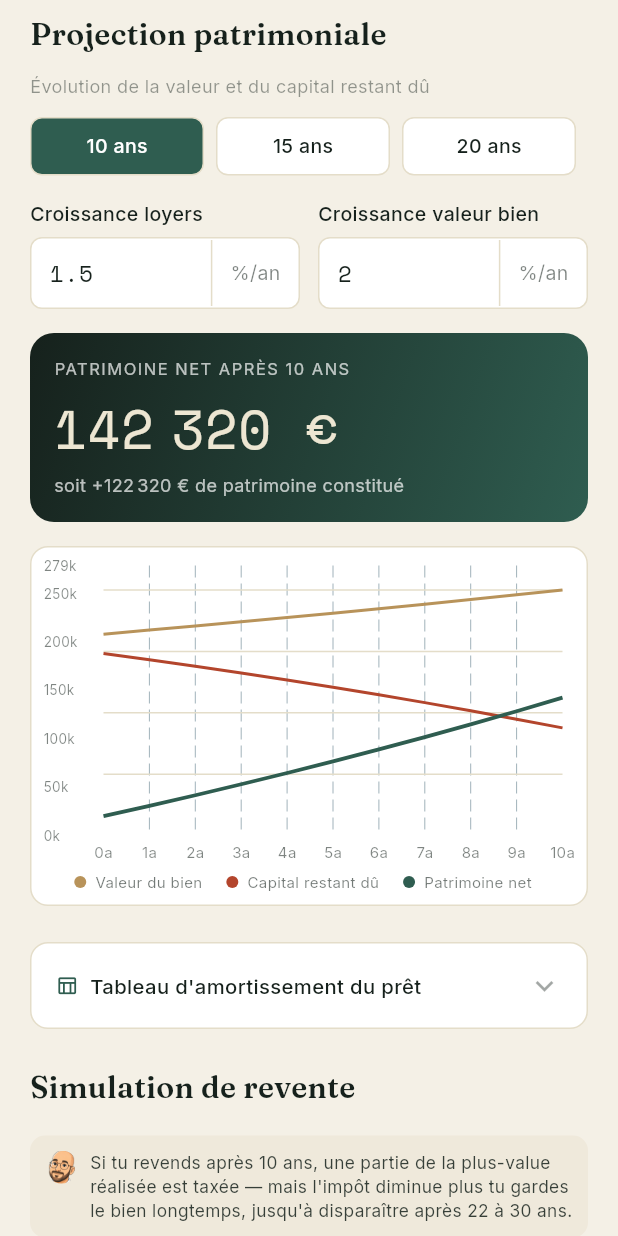
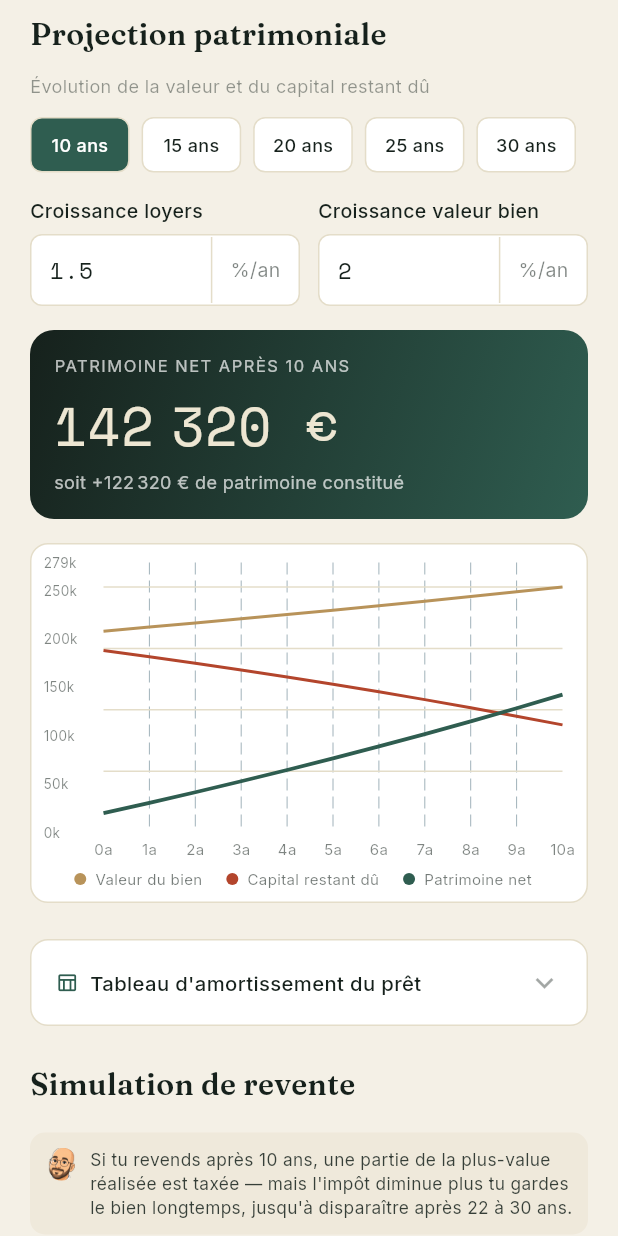
Before and after one commit to didouscossss/Didou-immo, a Flutter app: the ProjectionScreen widget shown alone on an empty page, opened directly, after a tap on an icon or button, on a phone screen of 412 x 824 dp. Run offline on Flutter 3.47's test engine with Material 3 defaults, Android fonts, the phone set to English and light mode, and no system bars; drawn by our look-alikes of fl_chart; our stand-ins replace cloud_firestore, cloud_functions, firebase_auth, firebase_core, flutter_map, google_fonts and 7 more; missing offline and left inert: dart:js_interop; accounts and stored records are empty.

Commit message:
Ajoute 25/30 ans à la projection, date d'achat sur les biens acquis
- Durées de projection patrimoniale étendues (10/15/20/25/30 ans).
- Marquer un bien "Acquis" (onglet Comparer) demande maintenant la
  date d'achat effective, préremplie si déjà renseignée ; revenir à
  "à l'étude" ne redemande rien. La date s'affiche sur la tuile.
- Cette date se propage à l'onglet Projection : nombre d'années de
  détention affiché, repère "Aujourd'hui" tracé sur le graphique
  patrimoine net/valeur/capital restant dû, et ligne mise en avant
  dans le tableau d'amortissement pour situer où on en est réellement
  dans le remboursement du prêt.
- Ajoute le français comme locale de l'app (flutter_localizations) :
  sans ça, le sélecteur de date natif affichait les mois en anglais.
  Contrainte sur `intl` relevée à ^0.20.2, imposée par cette librairie.

```diff
--- a/lib/main.dart
+++ b/lib/main.dart
@@ -1,5 +1,6 @@
 import 'package:firebase_core/firebase_core.dart';
 import 'package:flutter/material.dart';
+import 'package:flutter_localizations/flutter_localizations.dart';
 import 'package:provider/provider.dart';
 
 import 'firebase_options.dart';
@@ -44,6 +45,15 @@ class DidouImmoApp extends StatelessWidget {
           title: 'Rendement',
           debugShowCheckedModeBanner: false,
           theme: buildAppTheme(dark: state.darkMode),
+          // Sans ça, les sélecteurs de date natifs (ex. date d'achat d'un
+          // bien) s'affichaient avec les noms de mois/jours en anglais.
+          locale: const Locale('fr', 'FR'),
+          localizationsDelegates: const [
+            GlobalMaterialLocalizations.delegate,
+            GlobalWidgetsLocalizations.delegate,
+            GlobalCupertinoLocalizations.delegate,
+          ],
+          supportedLocales: const [Locale('fr', 'FR')],
           home: AppRoot(firebaseReady: firebaseReady),
         ),
       ),
--- a/lib/screens/rendement/projection_screen.dart
+++ b/lib/screens/rendement/projection_screen.dart
@@ -34,6 +34,12 @@ class _ProjectionScreenState extends State<ProjectionScreen> {
     final plusValueEquity = last.equity - first.equity;
     final revente = computePlusValue(form, core, last.valeurBien, form.dureeProjection);
     final tri = state.tri;
+    // Années écoulées depuis l'achat réel (si le bien a été marqué "acquis"
+    // avec une date, voir l'onglet Comparer) — sert de repère "aujourd'hui"
+    // sur le graphique et le tableau d'amortissement, année 0 du graphique
+    // restant la date d'achat.
+    final anneesDetention =
+        (form.achete && form.dateAchat != null) ? DateTime.now().difference(form.dateAchat!).inDays / 365.25 : null;
 
     return ListView(
       padding: const EdgeInsets.fromLTRB(20, 8, 20, 24),
@@ -43,7 +49,7 @@ class _ProjectionScreenState extends State<ProjectionScreen> {
             style: AppTextStyles.sans(fontSize: 12, color: AppColors.ink.withValues(alpha: 0.45))),
         const SizedBox(height: 12),
         Row(
-          children: [10, 15, 20].map((y) {
+          children: [10, 15, 20, 25, 30].map((y) {
             final active = form.dureeProjection == y;
             return Expanded(
               child: Padding(
@@ -58,13 +64,33 @@ class _ProjectionScreenState extends State<ProjectionScreen> {
                       borderRadius: BorderRadius.circular(8),
                       border: Border.all(color: AppColors.border),
                     ),
-                    child: Text('$y ans', style: AppTextStyles.sans(fontSize: 13, fontWeight: FontWeight.w500, color: active ? Colors.white : AppColors.ink)),
+                    child: Text('$y ans',
+                        maxLines: 1,
+                        overflow: TextOverflow.ellipsis,
+                        style: AppTextStyles.sans(fontSize: 12, fontWeight: FontWeight.w500, color: active ? Colors.white : AppColors.ink)),
                   ),
                 ),
               ),
             );
           }).toList(),
         ),
+        if (anneesDetention != null) ...[
+          const SizedBox(height: 10),
+          Container(
+            padding: const EdgeInsets.symmetric(horizontal: 12, vertical: 8),
+            decoration: BoxDecoration(color: AppColors.accent.withValues(alpha: 0.08), borderRadius: BorderRadius.circular(8)),
+            child: Row(children: [
+              Icon(Icons.event_available_outlined, size: 14, color: AppColors.accent),
+              const SizedBox(width: 8),
+              Expanded(
+                child: Text(
+                  'Acquis le ${dateFr(form.dateAchat!)} — ${anneesDetention < 1 ? "moins d'un an" : '${anneesDetention.floor()} an${anneesDetention.floor() > 1 ? 's' : ''}'} de détention, repéré "Aujourd\'hui" sur le graphique',
+                  style: AppTextStyles.sans(fontSize: 11.5, fontWeight: FontWeight.w500, color: AppColors.accent),
+                ),
+              ),
+            ]),
+          ),
+        ],
         const SizedBox(height: 16),
         Row(children: [
           Expanded(child: NumberField(label: 'Croissance loyers', value: form.croissanceLoyer, suffix: '%/an', onChanged: (v) => state.updateForm((f) => f.copyWith(croissanceLoyer: v)))),
@@ -92,7 +118,7 @@ class _ProjectionScreenState extends State<ProjectionScreen> {
           margin: const EdgeInsets.only(bottom: 24),
           decoration: BoxDecoration(color: AppColors.surface, borderRadius: BorderRadius.circular(12), border: Border.all(color: AppColors.border)),
           child: Column(children: [
-            SizedBox(height: 200, child: _buildChart(projection)),
+            SizedBox(height: 200, child: _buildChart(projection, anneesDetention)),
             const SizedBox(height: 4),
             Wrap(spacing: 16, alignment: WrapAlignment.center, children: [
               _legendDot('Valeur du bien', AppColors.gold),
@@ -117,7 +143,7 @@ class _ProjectionScreenState extends State<ProjectionScreen> {
             ]),
           ),
         ),
-        if (_showAmortissement) _buildAmortissementTable(state.amortissement),
+        if (_showAmortissement) _buildAmortissementTable(state.amortissement, anneesDetention),
         const SectionTitle('Simulation de revente'),
         if (isNovice)
           Tip('Si tu revends après ${form.dureeProjection} ans, une partie de la plus-value réalisée est taxée — mais l\'impôt diminue plus tu gardes le bien longtemps, jusqu\'à disparaître après 22 à 30 ans.'),
@@ -191,13 +217,14 @@ class _ProjectionScreenState extends State<ProjectionScreen> {
     );
   }
 
-  Widget _buildChart(List<ProjectionPoint> projection) {
+  Widget _buildChart(List<ProjectionPoint> projection, double? anneesDetention) {
     List<FlSpot> spotsFor(double Function(ProjectionPoint) pick) =>
         projection.map((p) => FlSpot(p.year.toDouble(), pick(p))).toList();
 
     final allValues = projection.expand((p) => [p.valeurBien, p.capitalRestant, p.equity]);
     final maxY = allValues.fold<double>(0, (a, b) => a > b ? a : b);
     final minY = allValues.fold<double>(0, (a, b) => a < b ? a : b);
+    final maxYear = projection.last.year.toDouble();
 
     return LineChart(
       LineChartData(
@@ -205,6 +232,22 @@ class _ProjectionScreenState extends State<ProjectionScreen> {
         maxY: maxY <= 0 ? 1 : maxY * 1.1,
         gridData: FlGridData(show: true, horizontalInterval: (maxY - minY) / 4, getDrawingHorizontalLine: (_) => FlLine(color: AppColors.border, strokeWidth: 1)),
         borderData: FlBorderData(show: false),
+        extraLinesData: anneesDetention == null
+            ? const ExtraLinesData()
+            : ExtraLinesData(verticalLines: [
+                VerticalLine(
+                  x: anneesDetention.clamp(0, maxYear),
+                  color: AppColors.ink.withValues(alpha: 0.4),
+                  strokeWidth: 1.5,
+                  dashArray: [4, 3],
+                  label: VerticalLineLabel(
+                    show: true,
+                    alignment: Alignment.topRight,
+                    style: AppTextStyles.sans(fontSize: 9, fontWeight: FontWeight.w600, color: AppColors.ink.withValues(alpha: 0.6)),
+                    labelResolver: (_) => "Aujourd'hui",
+                  ),
+                ),
+              ]),
         titlesData: FlTitlesData(
           topTitles: const AxisTitles(sideTitles: SideTitles(showTitles: false)),
           rightTitles: const AxisTitles(sideTitles: SideTitles(showTitles: false)),
@@ -251,7 +294,7 @@ class _ProjectionScreenState extends State<ProjectionScreen> {
     ]);
   }
 
-  Widget _buildAmortissementTable(List<AmortissementRow> rows) {
+  Widget _buildAmortissementTable(List<AmortissementRow> rows, double? anneesDetention) {
     if (rows.isEmpty) {
       return Container(
         padding: const EdgeInsets.all(16),
@@ -261,6 +304,9 @@ class _ProjectionScreenState extends State<ProjectionScreen> {
             style: AppTextStyles.sans(fontSize: 12, color: AppColors.ink.withValues(alpha: 0.5))),
       );
     }
+    // Ligne la plus proche de l'année en cours de détention, mise en avant
+    // pour situer "où on en est" dans le remboursement réel du prêt.
+    final anneeActuelle = anneesDetention?.ceil().clamp(1, rows.last.annee);
     const colWidth = 84.0;
     Widget cell(String text, {bool header = false}) => SizedBox(
           width: colWidth,
@@ -286,15 +332,23 @@ class _ProjectionScreenState extends State<ProjectionScreen> {
             cell('Restant dû', header: true),
           ]),
           Container(margin: const EdgeInsets.symmetric(vertical: 6), height: 1, color: AppColors.border),
-          ...rows.map((r) => Padding(
+          ...rows.map((r) {
+            final isNow = r.annee == anneeActuelle;
+            return Container(
               padding: const EdgeInsets.symmetric(vertical: 3),
+              margin: const EdgeInsets.symmetric(vertical: 1),
+              decoration: isNow ? BoxDecoration(color: AppColors.accent.withValues(alpha: 0.1), borderRadius: BorderRadius.circular(6)) : null,
               child: Row(children: [
-                  SizedBox(width: 40, child: Text('${r.annee}', style: AppTextStyles.mono(fontSize: 11.5, color: AppColors.ink))),
+                SizedBox(
+                  width: 40,
+                  child: Text('${r.annee}', style: AppTextStyles.mono(fontSize: 11.5, fontWeight: isNow ? FontWeight.bold : FontWeight.normal, color: isNow ? AppColors.accent : AppColors.ink)),
+                ),
                 cell(eur(r.interets)),
                 cell(eur(r.capitalRembourse)),
                 cell(eur(r.capitalRestant)),
               ]),
-              )),
+            );
+          }),
         ]),
       ),
     );
--- a/lib/state/rendement_state.dart
+++ b/lib/state/rendement_state.dart
@@ -241,10 +241,10 @@ class RendementState extends ChangeNotifier {
   /// Marque un bien enregistré comme acheté (ou revient en arrière) —
   /// indépendant du formulaire en cours d'édition, met à jour directement
   /// le bien correspondant dans [biens].
-  Future<void> setPropertyAchete(String id, bool achete) async {
+  Future<void> setPropertyAchete(String id, bool achete, {DateTime? dateAchat}) async {
     final idx = biens.indexWhere((b) => b.id == id);
     if (idx == -1) return;
-    final newForm = biens[idx].form.copyWith(achete: achete);
+    final newForm = biens[idx].form.copyWith(achete: achete, dateAchat: dateAchat);
     if (_uid != null) {
       await _firestore.saveProperty(_uid!, id, newForm.toJson());
       return; // le flux Firestore mettra `biens` à jour automatiquement.
--- a/lib/utils/calculations.dart
+++ b/lib/utils/calculations.dart
@@ -180,8 +180,13 @@ class PropertyInput {
 
   /// `true` une fois l'achat conclu — distingue, dans les biens enregistrés,
   /// le patrimoine réellement détenu des projets encore à l'étude/en
-  /// standby. N'affecte aucun calcul, uniquement l'affichage.
+  /// standby. N'affecte aucun calcul de rendement, uniquement l'affichage.
   final bool achete;
+  /// Date d'achat effective — renseignée en marquant le bien "acquis" (voir
+  /// `RendementState.setPropertyAchete`). Sert à situer le bien dans le
+  /// temps sur la projection patrimoniale (repère "aujourd'hui" sur le
+  /// graphique, ligne mise en avant dans le tableau d'amortissement).
+  final DateTime? dateAchat;
 
   // longue durée
   final double loyer, vacancePct, chargesCopro, gestion;
@@ -229,6 +234,7 @@ class PropertyInput {
     this.notaireAuto = true,
     this.travauxAuto = true,
     this.achete = false,
+    this.dateAchat,
     this.loyer = 0,
     this.vacancePct = 0,
     this.chargesCopro = 0,
@@ -321,6 +327,7 @@ class PropertyInput {
     bool? notaireAuto,
     bool? travauxAuto,
     bool? achete,
+    DateTime? dateAchat,
     double? loyer,
     double? vacancePct,
     double? chargesCopro,
@@ -364,6 +371,7 @@ class PropertyInput {
       notaireAuto: notaireAuto ?? this.notaireAuto,
       travauxAuto: travauxAuto ?? this.travauxAuto,
       achete: achete ?? this.achete,
+      dateAchat: dateAchat ?? this.dateAchat,
       loyer: loyer ?? this.loyer,
       vacancePct: vacancePct ?? this.vacancePct,
       chargesCopro: chargesCopro ?? this.chargesCopro,
--- a/lib/utils/formatters.dart
+++ b/lib/utils/formatters.dart
@@ -8,3 +8,8 @@ String fmt(num? value, [int decimals = 0]) {
 }
 
 String eur(num? value) => '${fmt(value)} €';
+
+/// Date au format français JJ/MM/AAAA — évite de dépendre des données de
+/// locale d'`intl` (non initialisées dans l'app) pour un format aussi simple.
+String dateFr(DateTime d) =>
+    '${d.day.toString().padLeft(2, '0')}/${d.month.toString().padLeft(2, '0')}/${d.year}';
--- a/lib/utils/property_input_codec.dart
+++ b/lib/utils/property_input_codec.dart
@@ -27,6 +27,7 @@ extension PropertyInputCodec on PropertyInput {
         'notaireAuto': notaireAuto,
         'travauxAuto': travauxAuto,
         'achete': achete,
+        'dateAchat': dateAchat?.toIso8601String(),
         'loyer': loyer,
         'vacancePct': vacancePct,
         'chargesCopro': chargesCopro,
@@ -97,6 +98,7 @@ extension PropertyInputCodec on PropertyInput {
       notaireAuto: json['notaireAuto'] as bool? ?? false,
       travauxAuto: json['travauxAuto'] as bool? ?? false,
       achete: json['achete'] as bool? ?? false,
+      dateAchat: json['dateAchat'] != null ? DateTime.tryParse(json['dateAchat'] as String) : null,
       loyer: (json['loyer'] as num?)?.toDouble() ?? 0,
       vacancePct: (json['vacancePct'] as num?)?.toDouble() ?? 0,
       chargesCopro: (json['chargesCopro'] as num?)?.toDouble() ?? 0,
--- a/pubspec.yaml
+++ b/pubspec.yaml
@@ -9,6 +9,8 @@ environment:
 dependencies:
   flutter:
     sdk: flutter
+  flutter_localizations:
+    sdk: flutter          # sélecteurs de date/heure natifs en français
 
   # État de l'application
   provider: ^6.1.2
@@ -28,7 +30,7 @@ dependencies:
 
   # UI
   fl_chart: ^0.69.0          # graphiques (projection patrimoniale)
-  intl: ^0.19.0              # formatage euros / dates
+  intl: ^0.20.2              # formatage euros / dates (version imposée par flutter_localizations)
   google_fonts: ^6.2.1       # Fraunces / Inter / Space Mono
   flutter_map: ^7.0.2        # carte de France (onglet Carte)
   latlong2: ^0.9.1           # type LatLng pour flutter_map
```
Also changed, not shown: lib/screens/rendement/biens_screen.dart (+33 -6 lines), pubspec.lock. Lines whose indentation alone changed are shown as unchanged.
